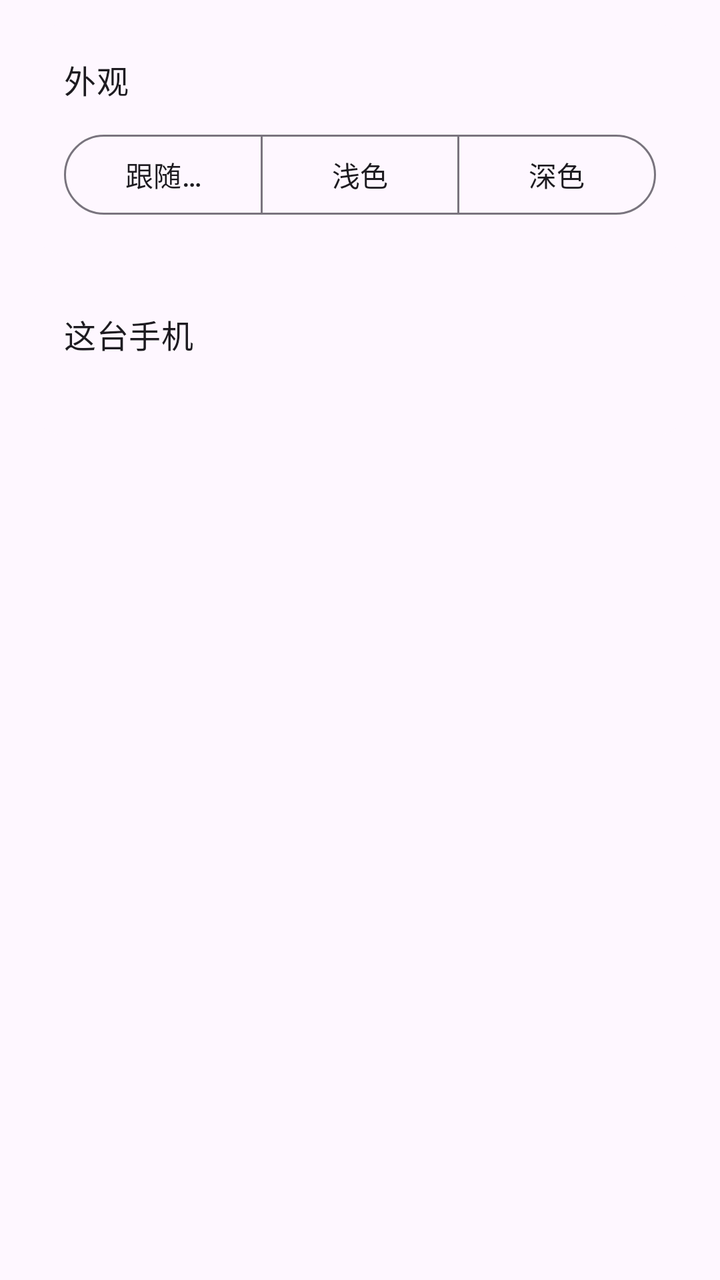
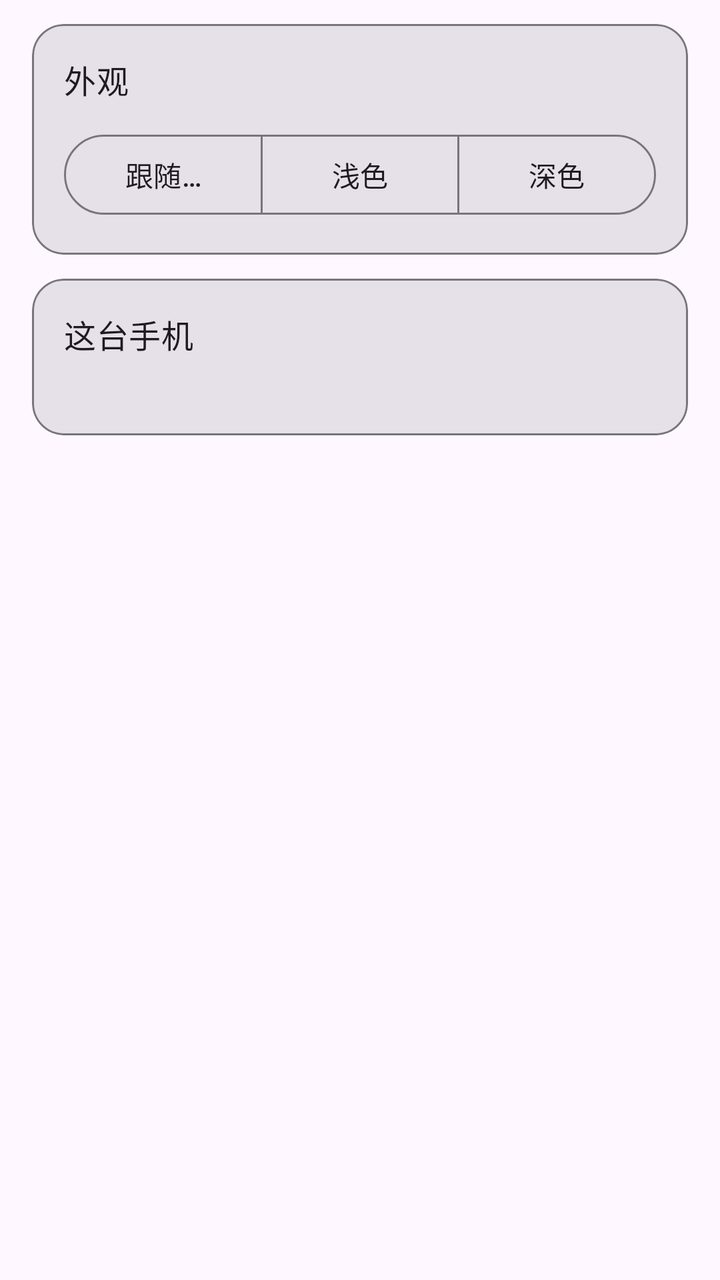

Screens rendered from an Android XML layout before and after an edit, with the pre-edit source and the edit as a unified diff.
<!-- AndroidManifest.xml: application theme Theme.AudioStream -->
<!-- res/layout/fragment_settings.xml -->
<?xml version="1.0" encoding="utf-8"?>
<androidx.core.widget.NestedScrollView xmlns:android="http://schemas.android.com/apk/res/android"
    xmlns:app="http://schemas.android.com/apk/res-auto"
    android:layout_width="match_parent"
    android:layout_height="match_parent"
    android:clipToPadding="false"
    android:paddingBottom="@dimen/screen_margin">

    <LinearLayout
        android:layout_width="match_parent"
        android:layout_height="wrap_content"
        android:orientation="vertical"
        android:paddingStart="@dimen/screen_margin"
        android:paddingEnd="@dimen/screen_margin">

        <com.google.android.material.card.MaterialCardView
            android:layout_width="match_parent"
            android:layout_height="wrap_content"
            android:layout_marginTop="@dimen/card_gap"
            app:cardCornerRadius="@dimen/card_radius"
            app:cardElevation="0dp"
            app:strokeWidth="0dp">

            <LinearLayout
                android:layout_width="match_parent"
                android:layout_height="wrap_content"
                android:orientation="vertical"
                android:padding="@dimen/card_padding">

                <TextView
                    android:layout_width="wrap_content"
                    android:layout_height="wrap_content"
                    android:text="外观"
                    android:textAppearance="?attr/textAppearanceTitleMedium" />

                <com.google.android.material.button.MaterialButtonToggleGroup
                    android:id="@+id/themeGroup"
                    android:layout_width="match_parent"
                    android:layout_height="wrap_content"
                    android:layout_marginTop="@dimen/card_gap"
                    app:selectionRequired="true"
                    app:singleSelection="true">

                    <com.google.android.material.button.MaterialButton
                        android:id="@+id/themeSystem"
                        style="?attr/materialButtonOutlinedStyle"
                        android:layout_width="0dp"
                        android:layout_height="wrap_content"
                        android:layout_weight="1"
                        android:text="跟随系统" />

                    <com.google.android.material.button.MaterialButton
                        android:id="@+id/themeLight"
                        style="?attr/materialButtonOutlinedStyle"
                        android:layout_width="0dp"
                        android:layout_height="wrap_content"
                        android:layout_weight="1"
                        android:text="浅色" />

                    <com.google.android.material.button.MaterialButton
                        android:id="@+id/themeDark"
                        style="?attr/materialButtonOutlinedStyle"
                        android:layout_width="0dp"
                        android:layout_height="wrap_content"
                        android:layout_weight="1"
                        android:text="深色" />
                </com.google.android.material.button.MaterialButtonToggleGroup>
            </LinearLayout>
        </com.google.android.material.card.MaterialCardView>

        <com.google.android.material.card.MaterialCardView
            android:layout_width="match_parent"
            android:layout_height="wrap_content"
            android:layout_marginTop="@dimen/card_gap"
            app:cardCornerRadius="@dimen/card_radius"
            app:cardElevation="0dp"
            app:strokeWidth="0dp">

            <LinearLayout
                android:layout_width="match_parent"
                android:layout_height="wrap_content"
                android:orientation="vertical"
                android:padding="@dimen/card_padding">

                <TextView
                    android:layout_width="wrap_content"
                    android:layout_height="wrap_content"
                    android:text="这台手机"
                    android:textAppearance="?attr/textAppearanceTitleMedium" />

                <TextView
                    android:id="@+id/identityText"
                    android:layout_width="match_parent"
                    android:layout_height="wrap_content"
                    android:layout_marginTop="@dimen/gap_tiny"
                    android:textAppearance="?attr/textAppearanceBodyMedium"
                    android:textColor="?attr/colorOnSurfaceVariant"
                    android:textIsSelectable="true" />
            </LinearLayout>
        </com.google.android.material.card.MaterialCardView>
    </LinearLayout>
</androidx.core.widget.NestedScrollView>
<!-- resources referenced by this layout -->
<resources>
  <dimen name="card_gap">12dp</dimen>
  <dimen name="card_padding">16dp</dimen>
  <dimen name="card_radius">16dp</dimen>
  <dimen name="gap_tiny">4dp</dimen>
  <dimen name="screen_margin">16dp</dimen>
  <style name="Theme.AudioStream" parent="Theme.Material3.DayNight.NoActionBar" />
</resources>

<!-- the commit's change to res/layout/fragment_settings.xml (unified diff, before → after) -->
@@ -14,12 +14,10 @@
         android:paddingEnd="@dimen/screen_margin">
 
         <com.google.android.material.card.MaterialCardView
+            style="@style/Widget.AudioStream.Card"
             android:layout_width="match_parent"
             android:layout_height="wrap_content"
-            android:layout_marginTop="@dimen/card_gap"
-            app:cardCornerRadius="@dimen/card_radius"
-            app:cardElevation="0dp"
-            app:strokeWidth="0dp">
+            android:layout_marginTop="@dimen/card_gap">
 
             <LinearLayout
                 android:layout_width="match_parent"
@@ -69,12 +67,10 @@
         </com.google.android.material.card.MaterialCardView>
 
         <com.google.android.material.card.MaterialCardView
+            style="@style/Widget.AudioStream.Card"
             android:layout_width="match_parent"
             android:layout_height="wrap_content"
-            android:layout_marginTop="@dimen/card_gap"
-            app:cardCornerRadius="@dimen/card_radius"
-            app:cardElevation="0dp"
-            app:strokeWidth="0dp">
+            android:layout_marginTop="@dimen/card_gap">
 
             <LinearLayout
                 android:layout_width="match_parent"
<!-- resource entries referenced after the edit -->
@@ -5,6 +5,15 @@
   <dimen name="card_radius">16dp</dimen>
   <dimen name="gap_tiny">4dp</dimen>
   <dimen name="screen_margin">16dp</dimen>
+  <style name="Widget.AudioStream.Card" parent="Widget.Material3.CardView.Elevated">
+          <item name="cardCornerRadius">@dimen/card_radius</item>
+          <item name="cardBackgroundColor">?attr/colorSurfaceContainerHighest</item>
+          <item name="cardElevation">0dp</item>
+          <item name="strokeWidth">1dp</item>
+          <item name="strokeColor">?attr/colorOutline</item>
+          <item name="android:layout_width">match_parent</item>
+          <item name="android:layout_height">wrap_content</item>
+      </style>
   <style name="Theme.AudioStream" parent="Theme.Material3.DayNight.NoActionBar" />
 </resources>
 
